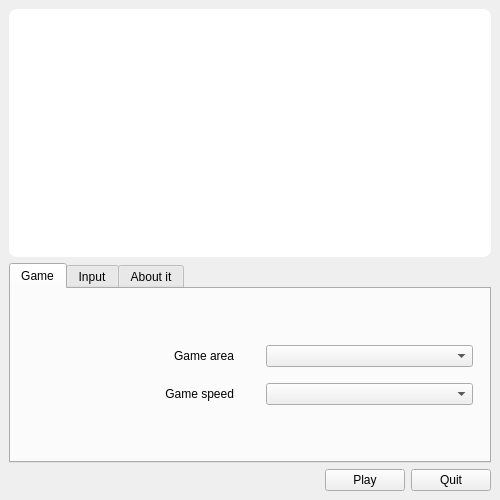
The window that mainwindow.ui (FYLAG/Snake-Qt) describes before a commit, drawn with Qt 5.
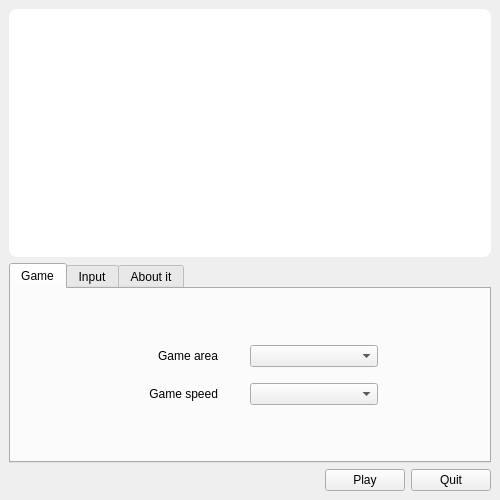
The same window after the commit. Icons and pictures are not drawn.

```diff
--- a/mainwindow.ui
+++ b/mainwindow.ui
@@ -97,6 +97,12 @@
             <property name="orientation">
              <enum>Qt::Horizontal</enum>
             </property>
+            <property name="sizeHint" stdset="0">
+             <size>
+              <width>0</width>
+              <height>0</height>
+             </size>
+            </property>
            </spacer>
           </item>
           <item>
@@ -133,6 +139,12 @@
             <property name="orientation">
              <enum>Qt::Horizontal</enum>
             </property>
+            <property name="sizeHint" stdset="0">
+             <size>
+              <width>0</width>
+              <height>0</height>
+             </size>
+            </property>
            </spacer>
           </item>
          </layout>
@@ -147,6 +159,12 @@
             <property name="orientation">
              <enum>Qt::Horizontal</enum>
             </property>
+            <property name="sizeHint" stdset="0">
+             <size>
+              <width>0</width>
+              <height>0</height>
+             </size>
+            </property>
            </spacer>
           </item>
           <item>
@@ -183,6 +201,12 @@
             <property name="orientation">
              <enum>Qt::Horizontal</enum>
             </property>
+            <property name="sizeHint" stdset="0">
+             <size>
+              <width>0</width>
+              <height>0</height>
+             </size>
+            </property>
            </spacer>
           </item>
          </layout>
```
Left out of the diff: 4 changed lines with no effect on the pictures.
